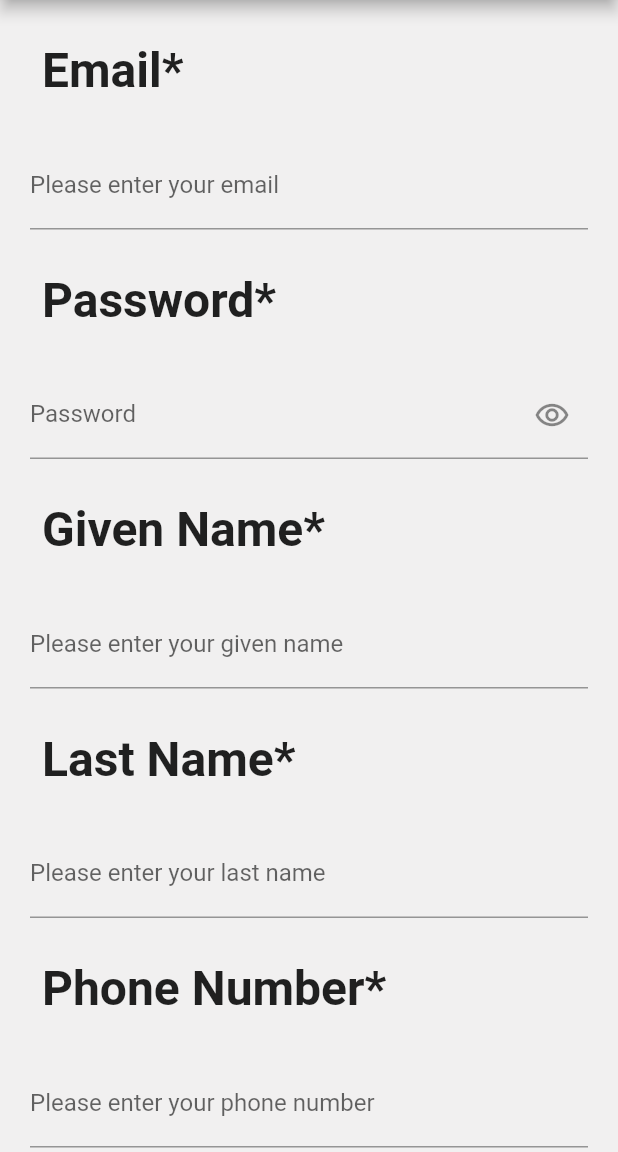
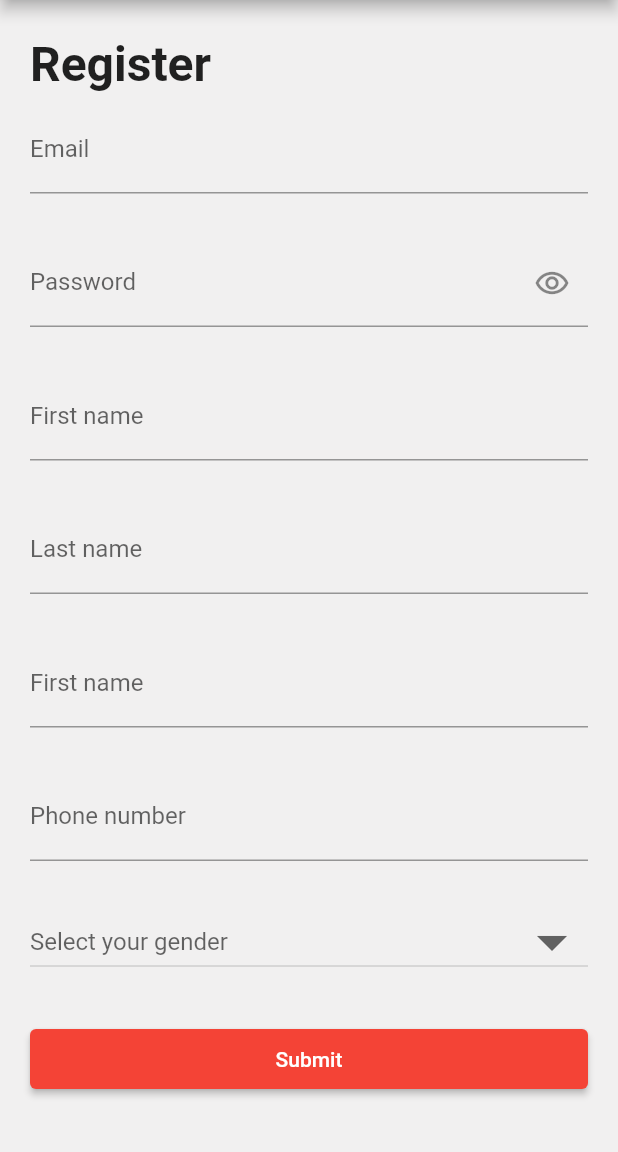
Before and after one commit to TechlauncherFireApp/mobile, a Flutter app: the screen it shows after launch, after a tap on "Sign In", after a tap on "Create an account", on a phone screen of 412 x 824 dp, the part 84-1236 px from its top. Run offline on Flutter 3.47's test engine with Material 2 defaults, Android fonts, the phone set to English and light mode, and no system bars; our stand-ins replace dio, email_validator, fluttertoast, freezed_annotation, get_it, injectable and 5 more; accounts and stored records are empty; generated files the repository leaves out were written again; network calls fail.

Commit message:
Create a register page

```diff
--- a/fireapp/lib/data/client/authentication_client.dart
+++ b/fireapp/lib/data/client/authentication_client.dart
@@ -4,6 +4,7 @@ import 'package:fireapp/domain/models/token_request.dart';
 import 'package:fireapp/domain/models/token_response.dart';
 import 'package:injectable/injectable.dart';
 
+import '../../domain/models/reference/gender.dart';
 import '../../domain/models/register_request.dart';
 
 @injectable
--- /dev/null
+++ b/fireapp/lib/domain/models/reference/gender.dart
@@ -0,0 +1,28 @@
+import 'package:freezed_annotation/freezed_annotation.dart';
+
+part 'gender.freezed.dart';
+
+enum Gender {
+  @JsonValue("Male")
+  male,
+  @JsonValue("Female")
+  female,
+  @JsonValue("Other")
+  other
+}
+
+@freezed
+class GenderOption with _$GenderOption {
+
+  const factory GenderOption({
+    required String label,
+    required Gender gender,
+  }) = _GenderOption;
+
+  static List<GenderOption> genders = [
+    const GenderOption(label: "Male", gender: Gender.male),
+    const GenderOption(label: "Female", gender: Gender.female),
+    const GenderOption(label: "Other", gender: Gender.other),
+  ];
+
+}
--- a/fireapp/lib/domain/models/register_request.dart
+++ b/fireapp/lib/domain/models/register_request.dart
@@ -1,17 +1,9 @@
+import 'package:fireapp/domain/models/reference/gender.dart';
 import 'package:freezed_annotation/freezed_annotation.dart';
 import 'package:flutter/foundation.dart';
 
 part 'register_request.freezed.dart';
 part 'register_request.g.dart';
-
-enum Gender {
-  @JsonValue("Male")
-  male,
-  @JsonValue("Female")
-  female,
-  @JsonValue("Other")
-  other
-}
 
 @freezed
 class RegisterRequest with _$RegisterRequest {
--- a/fireapp/lib/domain/repository/authentication_repository.dart
+++ b/fireapp/lib/domain/repository/authentication_repository.dart
@@ -2,8 +2,10 @@
 import 'package:fireapp/data/client/authentication_client.dart';
 import 'package:fireapp/data/persistence/authentication_persistence.dart';
 import 'package:fireapp/domain/models/token_response.dart';
+import 'package:fireapp/global/access.dart';
 import 'package:injectable/injectable.dart';
 
+import '../models/reference/gender.dart';
 import '../models/register_request.dart';
 
 /// A repository for handling user authentication.
@@ -27,6 +29,7 @@ class AuthenticationRepository {
   /// Returns a [TokenResponse] containing the session token.
   Future<TokenResponse> login(String email, String password) async {
     TokenResponse response = await _authenticationClient.login(email, password);
+    userEmail = email;
     _authenticationPersistence.set(response);
     return response;
   }
@@ -41,6 +44,7 @@ class AuthenticationRepository {
   ) async {
     TokenResponse response = await _authenticationClient
         .register(email, password, firstName, lastName, gender, phoneNumber);
+    userEmail = email;
     _authenticationPersistence.set(response);
     return response;
   }
--- a/fireapp/lib/l10n/app_en.arb
+++ b/fireapp/lib/l10n/app_en.arb
@@ -18,5 +18,26 @@
   "volunteerListSearchHint": "Search",
   "@volunteerListSearchHint": {
     "description": "The hint text shown in the volunteer list search box"
-  }
+  },
+  "formFieldEmpty": "{field} is empty",
+  "formFieldNotEmail": "{field} must be an email",
+  "formFieldOptional": "{title} (optional)",
+  "@formFieldOptional": {
+    "description": "Wraps a form field title when the form field is optional",
+    "placeholders": {
+      "title": {
+        "type": "String"
+      }
+    }
+  },
+  "loginPassword": "Password",
+  "registerTitle": "Register",
+  "registerUsername": "Email",
+  "registerPassword": "Password",
+  "registerFirstName": "First name",
+  "registerLastName": "Last name",
+  "registerPhoneNumber": "Phone number",
+  "registerGender": "Gender",
+  "registerSubmit": "Submit",
+  "registerGenderSelect": "Select your gender"
 }
--- a/fireapp/lib/main.dart
+++ b/fireapp/lib/main.dart
@@ -2,6 +2,7 @@
 // EXTERNAL
 import 'package:fireapp/global/di.dart';
 import 'package:fireapp/presentation/login/login_page.dart';
+import 'package:fireapp/presentation/register/register_page.dart';
 import 'package:fireapp/presentation/volunteer_list/volunteer_list.dart';
 import 'package:fireapp/presentation/dietary_requirements/dietary_requirements_page.dart';
 import 'package:flutter/material.dart';
@@ -9,7 +10,6 @@ import 'package:flutter/material.dart';
 import 'layout/wrapper.dart';
 import 'layout/navigation.dart';
 import 'package:fireapp/global/theme.dart';
-import 'package:fireapp/pages/Authentication/register.dart';
 import 'package:fireapp/pages/Authentication/reset_password/reset_email.dart';
 import 'package:fireapp/pages/settings/setting.dart';
 import 'package:flutter_localizations/flutter_localizations.dart';
--- a/fireapp/lib/presentation/login/login_page.dart
+++ b/fireapp/lib/presentation/login/login_page.dart
@@ -7,9 +7,11 @@ import 'package:fireapp/domain/request_state.dart';
 import 'package:fireapp/presentation/fireapp_page.dart';
 import 'package:fireapp/presentation/login/login_navigation.dart';
 import 'package:fireapp/presentation/login/login_view_model.dart';
+import 'package:fireapp/widgets/form/password_form_field.dart';
 import 'package:flutter/cupertino.dart';
 import 'package:flutter/material.dart';
 import 'package:get_it/get_it.dart';
+import 'package:flutter_gen/gen_l10n/app_localizations.dart';
 
 class LoginPage extends StatefulWidget {
   const LoginPage({super.key});
@@ -58,13 +60,14 @@ class _LoginState
 
   Widget buildRegisterText() {
     return Container(
-      padding: const EdgeInsets.symmetric(vertical: 16),
+      padding: const EdgeInsets.all(16),
       child: Column(
         children: <Widget>[
           const Text('----------New to FireApp?----------',
               style: TextStyle(fontSize: 16, color: Colors.black45)),
           const SizedBox(height: 16),
           MaterialButton(
+            minWidth: double.infinity,
             color: Colors.grey,
             child:
             const Text('Create an account', style: TextStyle(fontSize: 16)),
@@ -99,7 +102,7 @@ class _LoginState
 
   Widget buildTitle() {
     return const Padding(
-        padding: EdgeInsets.all(8),
+        padding: EdgeInsets.symmetric(vertical: 8),
         child: Text(
           'Login',
           style: TextStyle(fontSize: 32, fontWeight: FontWeight.bold),
@@ -120,28 +123,17 @@ class _LoginState
   }
 
   Widget buildPasswordTextField() {
-    return TextFormField(
-      controller: viewModel.password,
-      obscureText: viewModel.obscureText,
+    return PasswordFormField(
+      password: viewModel.password,
+      label: AppLocalizations.of(context)?.loginPassword ?? "",
       validator: (v) {
         if (v!.isEmpty) {
-          return 'Password is empty!';
+          return AppLocalizations.of(context)?.formFieldEmpty(
+            AppLocalizations.of(context)?.loginPassword ?? ""
+          );
         }
         return null;
       },
-      decoration: InputDecoration(
-        labelText: 'Password',
-        suffixIcon: IconButton(
-            onPressed: () {
-              setState(() {
-                viewModel.toggleObscureText();
-              });
-            },
-            icon: viewModel.obscureText
-                ? const Icon(Icons.remove_red_eye_outlined)
-                : const Icon(Icons.remove_red_eye),
-            splashRadius: 20),
-      )
     );
   }
 
@@ -172,20 +164,11 @@ class _LoginState
             viewModel.login();
           }
         } : null;
-        return Align(
-          child: SizedBox(
-            height: 45,
-            width: 270,
-            child: ElevatedButton(
-              style: ButtonStyle(
-                shape: MaterialStateProperty.all(
-                  const StadiumBorder(
-                    side: BorderSide(style: BorderStyle.none)
-                  )
-                )
+        return ElevatedButton(
+          style: ElevatedButton.styleFrom(
+            minimumSize: const Size.fromHeight(40), // fromHeight use double.infinity as width and 40 is the height
           ),
           onPressed: onPressed,
-              child: Center(
           child: Row(
             mainAxisAlignment: MainAxisAlignment.center,
             children: [
@@ -201,10 +184,7 @@ class _LoginState
                 ),
               )
             ].spacedBy(8),
-                ),
           )
-            ),
-          ),
         );
       },
     );
--- a/fireapp/lib/presentation/login/login_view_model.dart
+++ b/fireapp/lib/presentation/login/login_view_model.dart
@@ -37,7 +37,6 @@ class LoginViewModel
     () async {
       try {
         await _authenticationRepository.login(email.text, password.text);
-        userEmail = email.text; // Legacy :(
         _navigate.add(LoginNavigation.home());
         _state.add(RequestState.success(null));
       } catch (e, stacktrace) {
--- a/fireapp/lib/presentation/register/register_navigation.dart
+++ b/fireapp/lib/presentation/register/register_navigation.dart
@@ -0,0 +1,8 @@
+import 'package:freezed_annotation/freezed_annotation.dart';
+
+part 'register_navigation.freezed.dart';
+
+@freezed
+class RegisterNavigation with _$RegisterNavigation {
+  const factory RegisterNavigation.home() = _RegisterNavigation;
+}
--- a/fireapp/lib/presentation/register/register_page.dart
+++ b/fireapp/lib/presentation/register/register_page.dart
@@ -0,0 +1,172 @@
+
+import 'package:fireapp/base/spaced_by.dart';
+import 'package:fireapp/base/widget.dart';
+import 'package:fireapp/domain/models/reference/gender.dart';
+import 'package:fireapp/presentation/fireapp_page.dart';
+import 'package:fireapp/presentation/register/register_navigation.dart';
+import 'package:fireapp/presentation/register/register_view_model.dart';
+import 'package:fireapp/widgets/form/form_field_lockup.dart';
+import 'package:fireapp/widgets/form/password_form_field.dart';
+import 'package:flutter/material.dart';
+import 'package:get_it/get_it.dart';
+import 'package:flutter_gen/gen_l10n/app_localizations.dart';
+import 'package:email_validator/email_validator.dart';
+
+import '../../domain/request_state.dart';
+
+class RegisterPage extends StatefulWidget {
+
+  const RegisterPage({super.key});
+
+  @override
+  State createState() => _RegisterPageState();
+
+}
+
+class _RegisterPageState
+    extends FireAppState<RegisterPage>
+    with Navigable<RegisterNavigation, RegisterPage>
+    implements ViewModelHolder<RegisterViewModel>
+{
+
+  @override
+  RegisterViewModel viewModel = GetIt.instance.get();
+  final GlobalKey _formKey = GlobalKey<FormState>();
+
+  @override
+  Widget build(BuildContext context) {
+    return SingleChildScrollView(
+      child: Container(
+        padding: const EdgeInsets.symmetric(horizontal: 20, vertical: 16),
+        child: Column(
+          crossAxisAlignment: CrossAxisAlignment.start,
+          children: [
+            Padding(
+                padding: const EdgeInsets.symmetric(vertical: 8),
+                child: Text(
+                  AppLocalizations.of(context)?.registerTitle ?? "",
+                  style: const TextStyle(fontSize: 32, fontWeight: FontWeight.bold),
+                )
+            ),
+            Form(
+              key: _formKey,
+              child: _buildForm(),
+            )
+          ],
+        ),
+      ),
+    );
+  }
+
+  Widget _buildForm() {
+    var aL = AppLocalizations.of(context);
+    return Column(
+      children: [
+        TextFormField(
+          decoration: InputDecoration(labelText: aL?.registerUsername ?? ""),
+          controller: viewModel.email,
+          validator: (v) {
+            if (v!.isEmpty) return aL?.formFieldEmpty(aL.registerUsername);
+            if (EmailValidator.validate(v)) return aL?.formFieldNotEmail(aL.registerUsername);
+            return null;
+          },
+          keyboardType: TextInputType.emailAddress,
+        ),
+        PasswordFormField(
+          password: viewModel.password,
+          validator: (v) {
+            if (v!.isEmpty) return aL?.formFieldEmpty(aL.registerPassword);
+            return null;
+          },
+          label: aL?.registerPassword ?? "",
+        ),
+        TextFormField(
+          decoration: InputDecoration(labelText: aL?.registerFirstName ?? ""),
+          controller: viewModel.firstName,
+          validator: (v) {
+            if (v!.isEmpty) return aL?.formFieldEmpty(aL.registerFirstName);
+            return null;
+          },
+        ),
+        TextFormField(
+          decoration: InputDecoration(labelText: aL?.registerLastName ?? ""),
+          controller: viewModel.lastName,
+          validator: (v) {
+            if (v!.isEmpty) return aL?.formFieldEmpty(aL.registerLastName);
+            return null;
+          },
+        ),
+        TextFormField(
+          decoration: InputDecoration(labelText: aL?.registerFirstName ?? ""),
+          controller: viewModel.firstName,
+          validator: (v) {
+            if (v!.isEmpty) return aL?.formFieldEmpty(aL.registerFirstName);
+            return null;
+          },
+        ),
+        TextFormField(
+          decoration: InputDecoration(labelText: aL?.registerPhoneNumber ?? ""),
+          controller: viewModel.firstName,
+          validator: (v) {
+            if (v!.isEmpty) return aL?.formFieldEmpty(aL.registerPhoneNumber);
+            return null;
+          },
+        ),
+        StreamBuilder<GenderOption?>(
+          stream: viewModel.gender,
+          builder: (context, selectedGender) {
+            return DropdownButton<GenderOption>(
+              hint: Text(AppLocalizations.of(context)?.registerGenderSelect ?? ""),
+              items: GenderOption.genders.map(
+                (e) => DropdownMenuItem(
+                  value: e,
+                  child: Text(e.label),
+                  onTap: () { viewModel.setGender(e); },
+                )
+              ).toList(),
+              onChanged: (value) {
+                viewModel.setGender(value);
+              },
+              isExpanded: true,
+              value: selectedGender.data,
+              iconSize: 48,
+            );
+          }
+        ),
+        _buildSubmitButton()
+      ].spacedBy(30),
+    );
+  }
+
+  Widget _buildSubmitButton() {
+    return StreamBuilder(
+      stream: viewModel.state,
+      builder: (context, state) {
+        if (!state.hasData) return Container();
+        var data = state;
+
+        var onPressed = (data is! LoadingRequestState) ? () {
+          if ((_formKey.currentState as FormState).validate()) {
+            viewModel.register();
+          }
+        } : null;
+
+        return ElevatedButton(
+          style: ElevatedButton.styleFrom(
+            minimumSize: const Size.fromHeight(40), // fromHeight use double.infinity as width and 40 is the height
+          ),
+          onPressed: onPressed,
+          child: Text(AppLocalizations.of(context)?.registerSubmit ?? ""),
+        );
+      },
+    );
+  }
+
+  @override
+  void handleNavigationEvent(RegisterNavigation event) {
+    event.when(
+      home: () { Navigator.of(context).popAndPushNamed("/nav"); }
+    );
+  }
+
+}
--- a/fireapp/lib/presentation/register/register_view_model.dart
+++ b/fireapp/lib/presentation/register/register_view_model.dart
@@ -0,0 +1,79 @@
+
+import 'dart:async';
+
+import 'package:fireapp/domain/repository/authentication_repository.dart';
+import 'package:fireapp/domain/request_state.dart';
+import 'package:fireapp/global/access.dart';
+import 'package:fireapp/global/di.dart';
+import 'package:fireapp/presentation/fireapp_view_model.dart';
+import 'package:fireapp/presentation/register/register_navigation.dart';
+import 'package:flutter/cupertino.dart';
+import 'package:injectable/injectable.dart';
+import 'package:rxdart/rxdart.dart';
+
+import '../../domain/models/reference/gender.dart';
+
+@injectable
+class RegisterViewModel
+    extends FireAppViewModel
+    implements NavigationViewModel<RegisterNavigation> {
+
+  final AuthenticationRepository _authenticationRepository;
+
+  final TextEditingController email = TextEditingController();
+  final TextEditingController password = TextEditingController();
+  final TextEditingController firstName = TextEditingController();
+  final TextEditingController lastName = TextEditingController();
+  final TextEditingController phoneNumber = TextEditingController();
+
+  final BehaviorSubject<GenderOption?> _gender = BehaviorSubject();
+  Stream<GenderOption?> get gender => _gender.stream;
+
+  final BehaviorSubject<RequestState<void>> _state = BehaviorSubject.seeded(RequestState.initial());
+  Stream<RequestState<void>> get state => _state.stream;
+
+  bool obscureText = true;
+
+  final BehaviorSubject<RegisterNavigation> _navigate = BehaviorSubject();
+  @override
+  Stream<RegisterNavigation> get navigate => _navigate.stream;
+
+  RegisterViewModel(this._authenticationRepository);
+
+  void register() {
+    _state.add(RequestState.loading());
+    () async {
+      try {
+        await _authenticationRepository.register(
+          email.text,
+          password.text,
+          firstName.text,
+          lastName.text,
+          _gender.value?.gender ?? Gender.other,
+          phoneNumber.text
+        );
+        _navigate.add(const RegisterNavigation.home());
+        _state.add(RequestState.success(null));
+      } catch (e, stacktrace) {
+        logger.e("$e $stacktrace");
+        _state.add(RequestState.exception(e));
+      }
+    }();
+  }
+
+  void toggleObscureText() => obscureText = !obscureText;
+  void setGender(GenderOption? option) => _gender.add(option);
+
+  @override
+  Future<void> dispose() async {
+    _navigate.close();
+    _state.close();
+    email.dispose();
+    password.dispose();
+    firstName.dispose();
+    lastName.dispose();
+    _gender.close();
+    phoneNumber.dispose();
+  }
+
+}
--- /dev/null
+++ b/fireapp/lib/widgets/form/password_form_field.dart
@@ -0,0 +1,55 @@
+import 'package:fireapp/presentation/fireapp_page.dart';
+import 'package:flutter/cupertino.dart';
+import 'package:flutter/material.dart';
+
+class PasswordFormField extends StatefulWidget {
+
+  final TextEditingController password;
+  final FormFieldValidator<String>? validator;
+  final String label;
+
+  const PasswordFormField({
+    super.key,
+    required this.password,
+    this.validator,
+    required this.label
+  });
+
+  @override
+  State createState() => _PasswordFormFieldState();
+}
+
+class _PasswordFormFieldState extends FireAppState<PasswordFormField> {
+
+  var textObscured = true;
+
+  @override
+  void didChangeDependencies() {
+    super.didChangeDependencies();
+    textObscured = true;
+  }
+
+  @override
+  Widget build(BuildContext context) {
+    return TextFormField(
+      controller: widget.password,
+      obscureText: textObscured,
+      validator: widget.validator,
+      decoration: InputDecoration(
+        labelText: 'Password',
+        suffixIcon: IconButton(
+          onPressed: () {
+            setState(() {
+              textObscured = !textObscured;
+            });
+          },
+          icon: textObscured
+              ? const Icon(Icons.remove_red_eye_outlined)
+              : const Icon(Icons.remove_red_eye),
+          splashRadius: 20
+        ),
+      )
+    );
+  }
+
+}
--- a/fireapp/pubspec.yaml
+++ b/fireapp/pubspec.yaml
@@ -52,6 +52,7 @@ dependencies:
   mockito: ^5.3.2
   dio: ^5.0.2
   intl: ^0.17.0
+  email_validator: ^2.1.17
 
 dev_dependencies:
   flutter_test:
```
Also changed, not shown: fireapp/lib/widgets/form/form_field_lockup.dart (added, +44 -0 lines), fireapp/lib/widgets/form/validators/list_validator.dart (added, +18 -0 lines), fireapp/lib/widgets/form/validators/validator.dart (added, +8 -0 lines), fireapp/pubspec.lock. Lines whose indentation alone changed are shown as unchanged.
